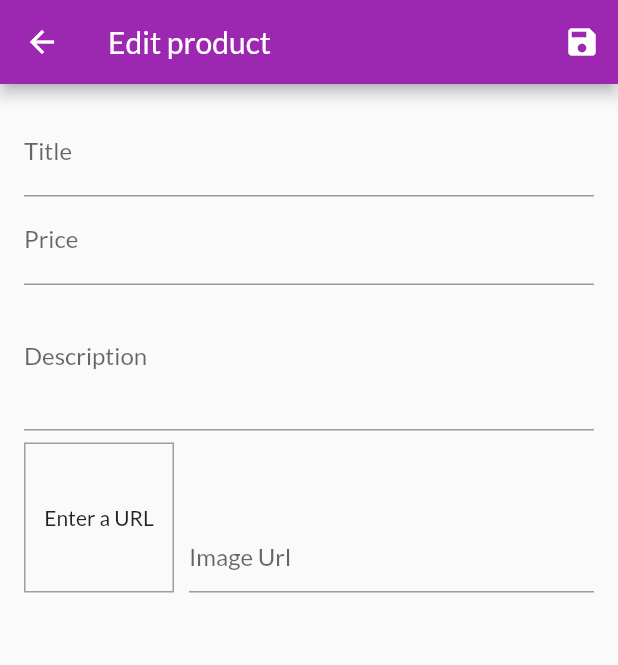
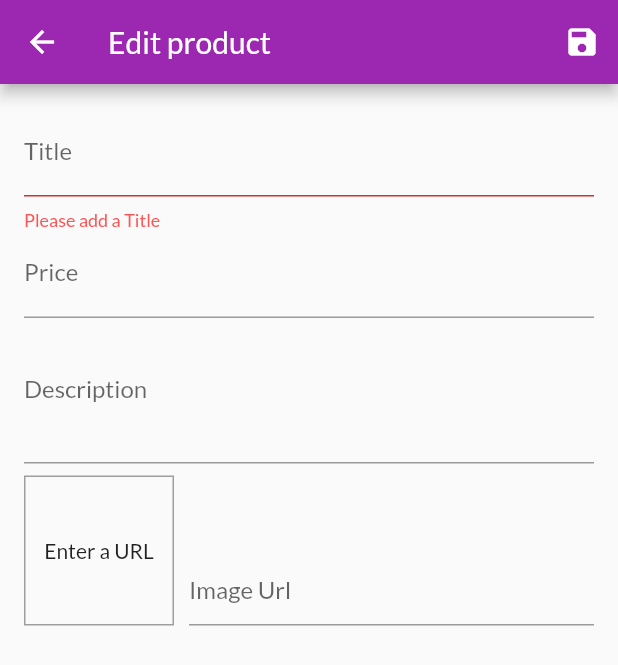
Before and after one commit to catalinvunvulea/ShopApp, a Flutter app: the EditProductScreen screen opened by its route, after a tap on the "save" icon, on a phone screen of 412 x 824 dp. Shown: the top 665 px of the screen. Run offline on Flutter 3.47's test engine with Material 2 defaults, Android fonts, the phone set to English and light mode, and no system bars; network calls fail.

Commit message:
Add validator to TextFormField

```diff
--- a/lib/screens/edit_product_screen.dart
+++ b/lib/screens/edit_product_screen.dart
@@ -52,12 +52,18 @@ class _EditProductScreenState extends State<EditProductScreen> {
   }
 
   void _saveForm() {
+    final _isValid = _form.currentState
+        .validate(); //trigger all the validaters from the form
+    if (!_isValid) {
+      return;
+    }
+
     _form.currentState
         .save(); //this metod alows you to take and use the values entered in the TextFormFields (from the List) - access "onSaved" of each TextFormFields
-        print(_editedProduct.title);
-        print(_editedProduct.description);
-        print(_editedProduct.price);
-        print(_editedProduct.imageUrl);
+    print(_editedProduct.title);
+    print(_editedProduct.description);
+    print(_editedProduct.price);
+    print(_editedProduct.imageUrl);
   }
 
   @override
@@ -83,7 +89,17 @@ class _EditProductScreenState extends State<EditProductScreen> {
             child: ListView(
               children: <Widget>[
                 TextFormField(
-                  decoration: InputDecoration(labelText: 'Title'),
+                  decoration: InputDecoration(
+                    labelText: 'Title',
+                    errorStyle: TextStyle(color: Colors.redAccent),
+                  ),
+                  validator: (value) {
+                    if (value.isEmpty) {
+                      //if user hasn't added a value
+                      return 'Please add a Title'; //can be formated where Text Title is added (errorStyle)
+                    }
+                    return null; // = doesn't do anything
+                  },
                   textInputAction: TextInputAction
                       .next, //what to show on the keyboard [ok btn] (next, new line)
                   onFieldSubmitted: (_) {
@@ -91,7 +107,8 @@ class _EditProductScreenState extends State<EditProductScreen> {
                     FocusScope.of(context).requestFocus(
                         _priceFocusNode); //we tell the cursore to jump to a different TextFormField when action btn from keybord press (in this case it wil jump to _priceFocusNode)
                   },
-                  onSaved: (value) {//this is communicating with _form.currentState.save()
+                  onSaved: (value) {
+                    //this is communicating with _form.currentState.save()
                     _editedProduct = Product(
                         //we use the value (user text input) and save it in the product; all the other properties are unchanged, hence we need to add them as they are; we overwrite all of them them, as this is how the model was created; other option, to create a new model in this class
                         id: null,
```
